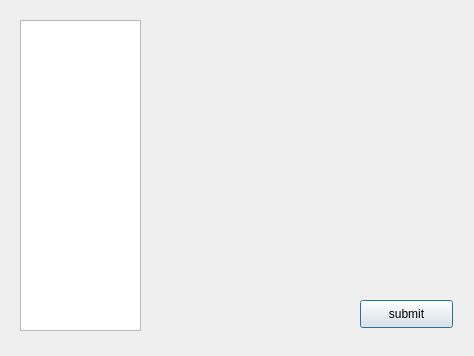
Above: entrywindow.ui from NGzzSupud/SchoolSport before the change. Below: the same form after it.
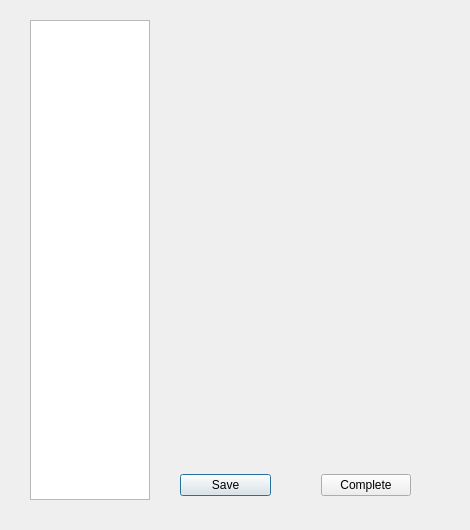
That is the form after the change.

Patch:
```diff
--- a/entrywindow.ui
+++ b/entrywindow.ui
@@ -6,8 +6,8 @@
    <rect>
     <x>0</x>
     <y>0</y>
-    <width>474</width>
-    <height>356</height>
+    <width>470</width>
+    <height>530</height>
    </rect>
   </property>
   <property name="windowTitle">
@@ -16,36 +16,62 @@
   <widget class="QWidget" name="gridLayoutWidget">
    <property name="geometry">
     <rect>
-     <x>142</x>
+     <x>172</x>
      <y>20</y>
-     <width>311</width>
-     <height>271</height>
+     <width>261</width>
+     <height>431</height>
     </rect>
    </property>
-   <layout class="QGridLayout" name="gridLayout_result"/>
+   <layout class="QGridLayout" name="gridLayout_result">
+    <property name="sizeConstraint">
+     <enum>QLayout::SetMinimumSize</enum>
+    </property>
+    <property name="horizontalSpacing">
+     <number>7</number>
+    </property>
+    <property name="verticalSpacing">
+     <number>15</number>
+    </property>
+   </layout>
   </widget>
   <widget class="QTableWidget" name="tableWidget_game">
    <property name="geometry">
     <rect>
-     <x>20</x>
+     <x>30</x>
      <y>20</y>
-     <width>121</width>
-     <height>311</height>
+     <width>120</width>
+     <height>480</height>
     </rect>
    </property>
   </widget>
-  <widget class="QPushButton" name="pushButton_submit">
+  <widget class="QWidget" name="">
    <property name="geometry">
     <rect>
-     <x>360</x>
-     <y>300</y>
-     <width>93</width>
-     <height>28</height>
+     <x>180</x>
+     <y>470</y>
+     <width>231</width>
+     <height>30</height>
     </rect>
    </property>
-   <property name="text">
-    <string>submit</string>
-   </property>
+   <layout class="QHBoxLayout" name="horizontalLayout">
+    <property name="spacing">
+     <number>50</number>
+    </property>
+    <item>
+     <widget class="QPushButton" name="pushButton_save">
+      <property name="text">
+       <string>Save</string>
+      </property>
+     </widget>
+    </item>
+    <item>
+     <widget class="QPushButton" name="pushButton_complete">
+      <property name="text">
+       <string>Complete</string>
+      </property>
+     </widget>
+    </item>
+   </layout>
   </widget>
  </widget>
  <resources/>
```
